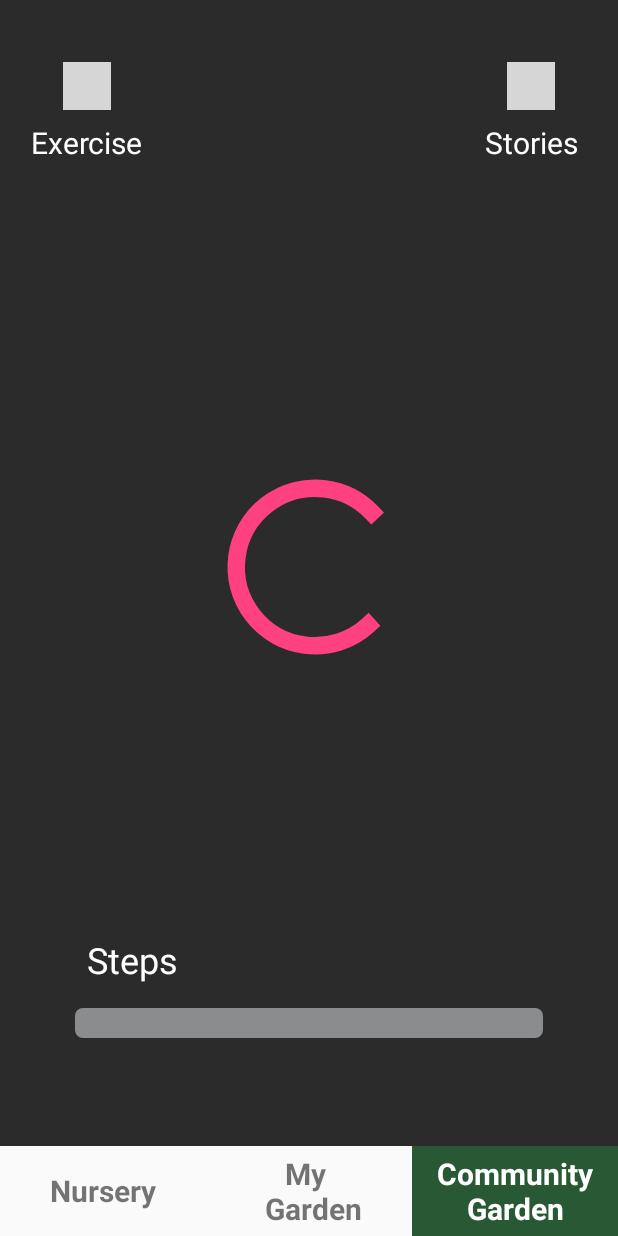
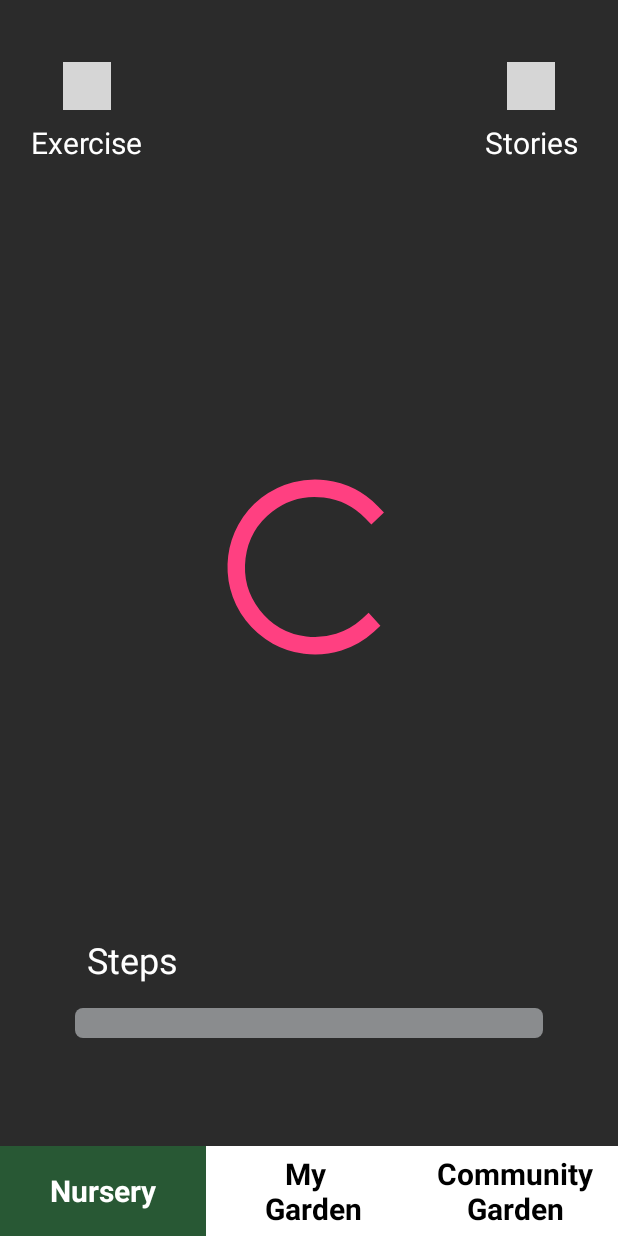
Before and after one commit to estowell/ADCaregiverApp, an Android app: the fragment NurseryFragment placed in its activity, on a phone screen of 412 x 824 dp. Run offline under Robolectric (Android 15) with nearby library versions, the phone set to English and light mode, and no system bars; our stand-ins replace Dagger/Hilt's generated code, Firebase (no records; nobody signed in at launch, a user with empty details on screens opened directly), Picasso, data binding; libraries missing offline, so code that uses them is left out: com.github.lzyzsd.circleprogress; plain views replace DonutProgress; network calls fail; pictures from the network do not load; 4 statements that could not run were skipped; grey boxes are pictures that could not be loaded.

Commit message:
updated logic to change bottom bar color

```diff
--- a/app/src/main/java/edu/neu/ccs/wellness/adcaregiverapp/presentation/MainActivity.java
+++ b/app/src/main/java/edu/neu/ccs/wellness/adcaregiverapp/presentation/MainActivity.java
@@ -32,7 +32,7 @@ import edu.neu.ccs.wellness.adcaregiverapp.presentation.nursery.NurseryFragment;
 public class MainActivity extends DaggerAppCompatActivity {
 
 
-    private enum CurrentTab {
+    public enum CurrentTab {
         NURSERY,
         MY_GARDEN,
         COMMUNITY_GARDEN
@@ -95,6 +95,11 @@ public class MainActivity extends DaggerAppCompatActivity {
         startActivity(intent);
     }
 
+    public void setSelectedTab(CurrentTab selectedTab) {
+        this.selectedTab = selectedTab;
+        updateBottombar();
+    }
+
     private void setBottomNavigationOnClickListener() {
 
         binding.communityGarden.setOnClickListener(new View.OnClickListener() {
@@ -102,12 +107,7 @@ public class MainActivity extends DaggerAppCompatActivity {
             public void onClick(View v) {
                 if (selectedTab != CurrentTab.COMMUNITY_GARDEN) {
                     selectedTab = CurrentTab.COMMUNITY_GARDEN;
-                    binding.nurseryButton.setTextColor(getResources().getColor(R.color.black));
-                    binding.nurseryButton.setBackgroundColor(getResources().getColor(R.color.white));
-                    binding.myGarden.setTextColor(getResources().getColor(R.color.black));
-                    binding.myGarden.setBackgroundColor(getResources().getColor(R.color.white));
-                    binding.communityGarden.setTextColor(getResources().getColor(R.color.white));
-                    binding.communityGarden.setBackgroundColor(getResources().getColor(R.color.bottom_navigation_color));
+                    updateBottombar();
                     navigateToCommunityGarden(false);
                 }
             }
@@ -117,12 +117,7 @@ public class MainActivity extends DaggerAppCompatActivity {
             @Override
             public void onClick(View v) {
                 selectedTab = CurrentTab.NURSERY;
-                binding.communityGarden.setTextColor(getResources().getColor(R.color.black));
-                binding.communityGarden.setBackgroundColor(getResources().getColor(R.color.white));
-                binding.myGarden.setTextColor(getResources().getColor(R.color.black));
-                binding.myGarden.setBackgroundColor(getResources().getColor(R.color.white));
-                binding.nurseryButton.setTextColor(getResources().getColor(R.color.white));
-                binding.nurseryButton.setBackgroundColor(getResources().getColor(R.color.bottom_navigation_color));
+                updateBottombar();
                 navigateToNursery();
             }
         });
@@ -132,17 +127,44 @@ public class MainActivity extends DaggerAppCompatActivity {
             @Override
             public void onClick(View v) {
                 selectedTab = CurrentTab.MY_GARDEN;
+                updateBottombar();
+                navigateToMyGarden();
+            }
+        });
+
+
+    }
+
+
+    private void updateBottombar() {
+        switch (selectedTab) {
+            case COMMUNITY_GARDEN:
+                binding.nurseryButton.setTextColor(getResources().getColor(R.color.black));
+                binding.nurseryButton.setBackgroundColor(getResources().getColor(R.color.white));
+                binding.myGarden.setTextColor(getResources().getColor(R.color.black));
+                binding.myGarden.setBackgroundColor(getResources().getColor(R.color.white));
+                binding.communityGarden.setTextColor(getResources().getColor(R.color.white));
+                binding.communityGarden.setBackgroundColor(getResources().getColor(R.color.bottom_navigation_color));
+                break;
+
+            case NURSERY:
+                binding.communityGarden.setTextColor(getResources().getColor(R.color.black));
+                binding.communityGarden.setBackgroundColor(getResources().getColor(R.color.white));
+                binding.myGarden.setTextColor(getResources().getColor(R.color.black));
+                binding.myGarden.setBackgroundColor(getResources().getColor(R.color.white));
+                binding.nurseryButton.setTextColor(getResources().getColor(R.color.white));
+                binding.nurseryButton.setBackgroundColor(getResources().getColor(R.color.bottom_navigation_color));
+                break;
+
+            case MY_GARDEN:
                 binding.communityGarden.setTextColor(getResources().getColor(R.color.black));
                 binding.communityGarden.setBackgroundColor(getResources().getColor(R.color.white));
                 binding.nurseryButton.setTextColor(getResources().getColor(R.color.black));
                 binding.nurseryButton.setBackgroundColor(getResources().getColor(R.color.white));
                 binding.myGarden.setTextColor(getResources().getColor(R.color.white));
                 binding.myGarden.setBackgroundColor(getResources().getColor(R.color.bottom_navigation_color));
-                navigateToMyGarden();
-            }
-        });
-
-
+                break;
+        }
     }
 
 
--- a/app/src/main/java/edu/neu/ccs/wellness/adcaregiverapp/presentation/communityGarden/CommunityGardenFragment.java
+++ b/app/src/main/java/edu/neu/ccs/wellness/adcaregiverapp/presentation/communityGarden/CommunityGardenFragment.java
@@ -18,6 +18,7 @@ import javax.inject.Inject;
 import dagger.android.support.DaggerFragment;
 import edu.neu.ccs.wellness.adcaregiverapp.R;
 import edu.neu.ccs.wellness.adcaregiverapp.network.services.model.Member;
+import edu.neu.ccs.wellness.adcaregiverapp.presentation.MainActivity;
 import edu.neu.ccs.wellness.adcaregiverapp.presentation.ViewModelFactory;
 
 /**
@@ -61,6 +62,11 @@ public class CommunityGardenFragment extends DaggerFragment {
     }
 
     private void init(View view) {
+        MainActivity mainActivity = (MainActivity) getActivity();
+        if (mainActivity != null) {
+            mainActivity.setSelectedTab(MainActivity.CurrentTab.COMMUNITY_GARDEN);
+        }
+
         recyclerView = view.findViewById(R.id.community_garden_recycler_view);
         layoutManager = new StaggeredGridLayoutManager(SPAN_COUNT, StaggeredGridLayoutManager.VERTICAL);
         recyclerView.setLayoutManager(layoutManager);
--- a/app/src/main/java/edu/neu/ccs/wellness/adcaregiverapp/presentation/nursery/NurseryFragment.java
+++ b/app/src/main/java/edu/neu/ccs/wellness/adcaregiverapp/presentation/nursery/NurseryFragment.java
@@ -85,6 +85,7 @@ public class NurseryFragment extends DaggerFragment {
         updateStoriesProgress();
         if(activity!=null){
             activity.showBottomNavigation();
+            activity.setSelectedTab(MainActivity.CurrentTab.NURSERY);
         }
         binding.nurseryProgressBar.setVisibility(View.VISIBLE);
 
--- a/app/src/main/res/values/strings.xml
+++ b/app/src/main/res/values/strings.xml
@@ -35,5 +35,6 @@
     <string name="balance">Balance</string>
     <string name="strength">Strength</string>
     <string name="flexibility">Flexibility</string>
+    <string name="garden_heading">\'s Garden</string>
 
 </resources>
```
Also changed, not shown: app/src/main/java/edu/neu/ccs/wellness/adcaregiverapp/presentation/garden/GardenFragment.java (+17 -0 lines), app/src/main/res/layout/fragment_garden.xml (+10 -21 lines).
